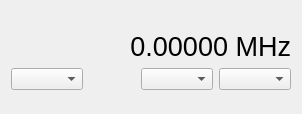
Qt form ui/RigWidget.ui (k5mcd/QLog) before a commit.
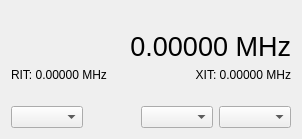
The same form after that commit.

```diff
--- a/ui/RigWidget.ui
+++ b/ui/RigWidget.ui
@@ -7,7 +7,7 @@
     <x>0</x>
     <y>0</y>
     <width>302</width>
-    <height>114</height>
+    <height>139</height>
    </rect>
   </property>
   <property name="windowTitle">
@@ -78,6 +78,43 @@
      </property>
     </widget>
    </item>
+   <item>
+    <layout class="QHBoxLayout" name="horizontalLayout_4">
+     <property name="topMargin">
+      <number>0</number>
+     </property>
+     <item>
+      <widget class="QLabel" name="ritOffset">
+       <property name="text">
+        <string>RIT: 0.00000 MHz</string>
+       </property>
+      </widget>
+     </item>
+     <item>
+      <widget class="QLabel" name="xitOffset">
+       <property name="text">
+        <string>XIT: 0.00000 MHz</string>
+       </property>
+       <property name="alignment">
+        <set>Qt::AlignRight|Qt::AlignTrailing|Qt::AlignVCenter</set>
+       </property>
+      </widget>
+     </item>
+    </layout>
+   </item>
+   <item>
+    <spacer name="verticalSpacer">
+     <property name="orientation">
+      <enum>Qt::Vertical</enum>
+     </property>
+     <property name="sizeHint" stdset="0">
+      <size>
+       <width>20</width>
+       <height>40</height>
+      </size>
+     </property>
+    </spacer>
+   </item>
    <item>
     <layout class="QHBoxLayout" name="horizontalLayout">
      <item>
@@ -129,19 +166,6 @@
      </item>
     </layout>
    </item>
-   <item>
-    <spacer name="verticalSpacer">
-     <property name="orientation">
-      <enum>Qt::Vertical</enum>
-     </property>
-     <property name="sizeHint" stdset="0">
-      <size>
-       <width>20</width>
-       <height>40</height>
-      </size>
-     </property>
-    </spacer>
-   </item>
   </layout>
  </widget>
  <resources/>
```
